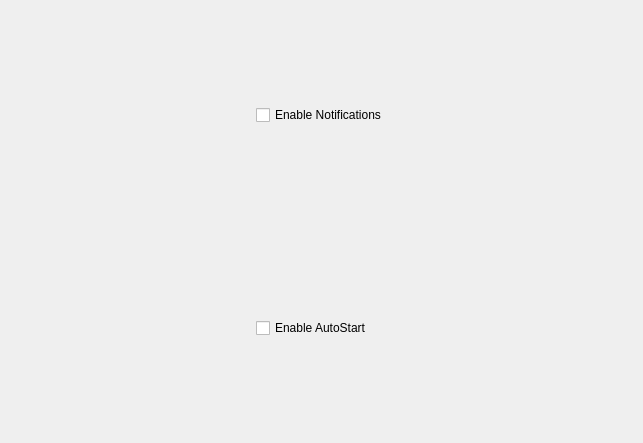
Qt form src/settings/generalsettings.ui (baduhai/Koi) before a commit.
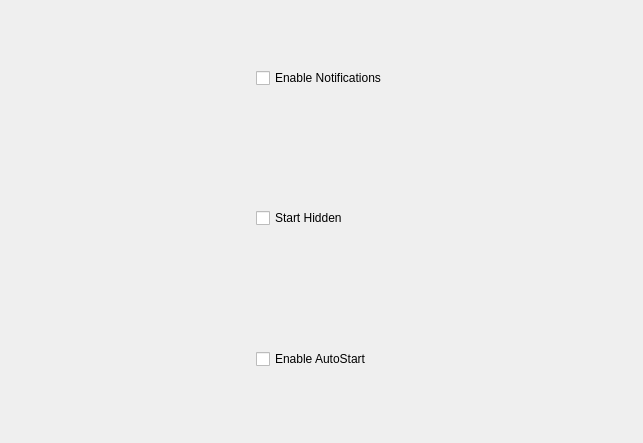
The same form after that commit. Custom widgets are drawn as their Qt base class.

Patch:
```diff
--- a/src/settings/generalsettings.ui
+++ b/src/settings/generalsettings.ui
@@ -119,10 +119,40 @@
        </property>
       </widget>
      </item>
+     <item row="1" column="1">
+      <widget class="QCheckBox" name="hiddenCheckBox">
+       <property name="text">
+        <string>Start Hidden</string>
+       </property>
+      </widget>
+     </item>
+     <item row="1" column="0">
+      <spacer name="verticalSpacer_3">
+       <property name="orientation">
+        <enum>Qt::Vertical</enum>
+       </property>
+       <property name="sizeHint" stdset="0">
+        <size>
+         <width>20</width>
+         <height>40</height>
+        </size>
+       </property>
+      </spacer>
+     </item>
     </layout>
    </item>
+   <item row="2" column="0">
+    <widget class="KMessageWidget" name="generalMes"/>
+   </item>
   </layout>
  </widget>
+ <customwidgets>
+  <customwidget>
+   <class>KMessageWidget</class>
+   <extends>QFrame</extends>
+   <header>kmessagewidget.h</header>
+  </customwidget>
+ </customwidgets>
  <resources/>
  <connections/>
 </ui>
```
